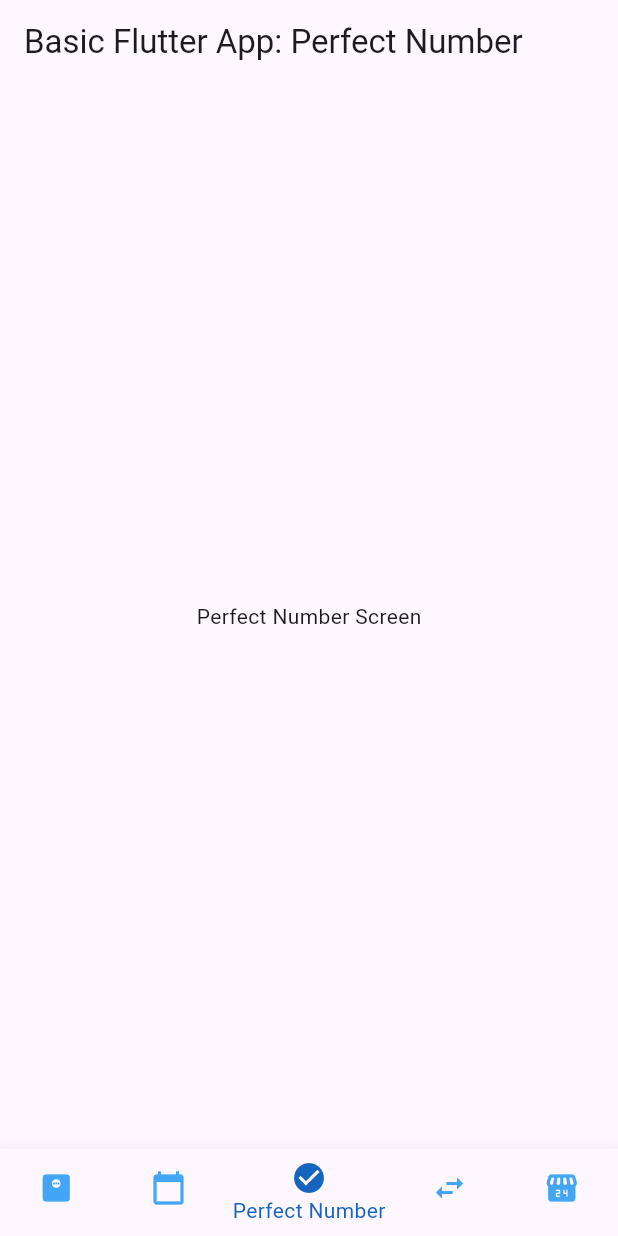
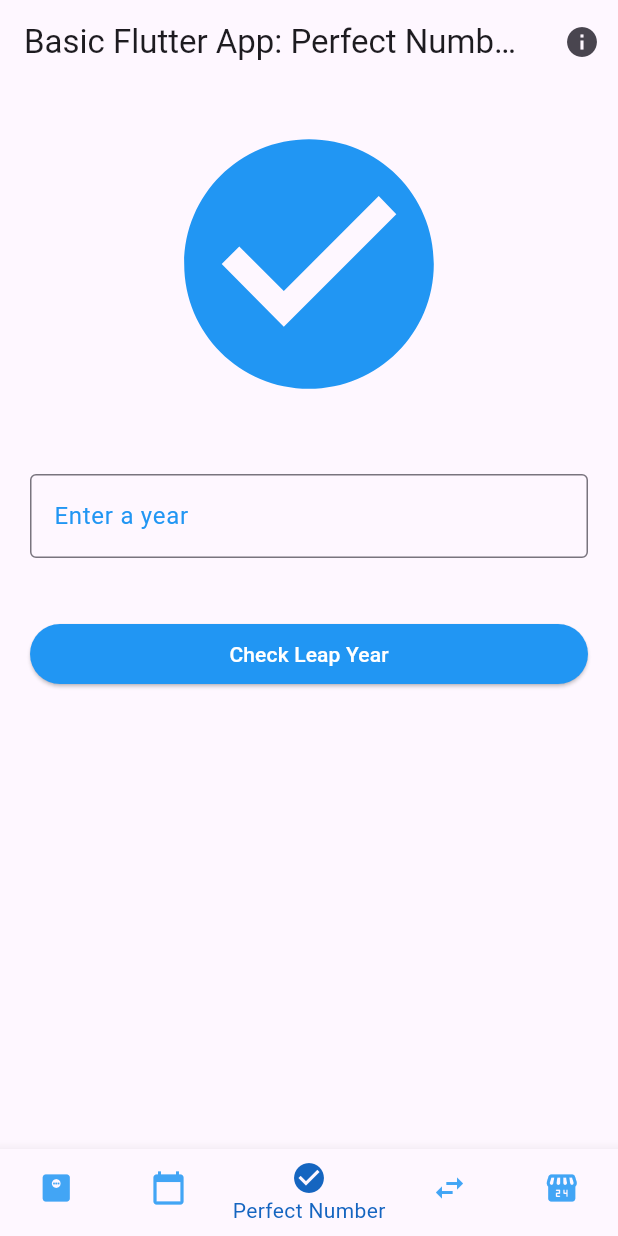
Before and after one commit to Cotbert2/flutter-basic-app, a Flutter app: the screen it shows after launch, item 3 of the bottom bar chosen, on a phone screen of 412 x 824 dp. Run offline on Flutter 3.47's test engine with Material 3 defaults, Android fonts, the phone set to English and light mode, and no system bars.

Commit message:
perfect numbers

```diff
--- a/lib/screens/perfect_number.dart
+++ b/lib/screens/perfect_number.dart
@@ -1,16 +1,100 @@
 import 'package:flutter/material.dart';
+import './../core/perfect_number.dart';
 
-class PerfectNumberScreen extends StatelessWidget {
-  const PerfectNumberScreen({super.key});
+class PerfectNumberScreen extends StatefulWidget {
+  @override
+  State<StatefulWidget> createState() => _PerfectNumberScreenState();
+}
+
+class _PerfectNumberScreenState extends State<PerfectNumberScreen> {
+  //logic
+
+  final TextEditingController _numberController = TextEditingController();
+  String message = '';
+
+  void showHelperPopUp() {
+    showDialog(
+      context: context,
+      builder: (BuildContext context) {
+        return AlertDialog(
+          title: const Text('Exercise Description #11'),
+          content: const Text(
+            'In a supermarket, a cashier captures the prices of the items that customers buy and tells each customer the amount they have to pay. At the end of the day, he/she tells their supervisor the total amount charged to all the customers who passed through their checkout',
+          ),
+          actions: [
+            TextButton(
+              onPressed: () {
+                Navigator.of(context).pop();
+              },
+              child: const Text('Close'),
+            ),
+          ],
+        );
+      },
+    );
+  }
+
+  void checkPerfectNumber() {
+    final number = int.tryParse(_numberController.text) ?? 0;
+
+    setState(() {
+      message = PerfectNumber.isPerfect(number)
+          ? '$number is a perfect number.'
+          : '$number is not a perfect number.';
+    });
+  }
+
+  //view
 
   @override
   Widget build(BuildContext context) {
     return Scaffold(
       appBar: AppBar(
         title: const Text('Basic Flutter App: Perfect Number'),
+        actions: [
+          IconButton(icon: const Icon(Icons.info), onPressed: showHelperPopUp),
+        ],
       ),
-      body: const Center(
-        child: Text('Perfect Number Screen'),
+      body: Padding(
+        padding: EdgeInsets.all(20.0),
+        child: Column(
+          crossAxisAlignment: CrossAxisAlignment.stretch,
+          children: [
+            Center(
+              child: Icon(Icons.check_circle, size: 200.0, color: Colors.blue),
+            ),
+            SizedBox(height: 40.0),
+            TextField(
+              decoration: const InputDecoration(
+                border: OutlineInputBorder(),
+                labelText: 'Enter a year',
+                focusedBorder: OutlineInputBorder(
+                  borderSide: BorderSide(color: Colors.blue, width: 2.0),
+                ),
+                labelStyle: TextStyle(color: Colors.blue),
+              ),
+              keyboardType: TextInputType.number,
+              controller: _numberController,
+            ),
+            SizedBox(height: 40.0),
+            ElevatedButton(
+              onPressed: checkPerfectNumber,
+              child: const Text('Check Leap Year'),
+              style: ElevatedButton.styleFrom(
+                backgroundColor: Colors.blue,
+
+                foregroundColor: Colors.white,
+              ),
+            ),
+            SizedBox(height: 40.0),
+            Center(
+              child: Text(
+                message,
+                style: TextStyle(fontSize: 16.0, fontWeight: FontWeight.bold),
+              ),
+            ),
+          ],
+        ),
       ),
     );
   }
```
Also changed, not shown: lib/core/perfect_number.dart (added, +14 -0 lines), lib/screens/leap_year.dart (+17 -21 lines).
